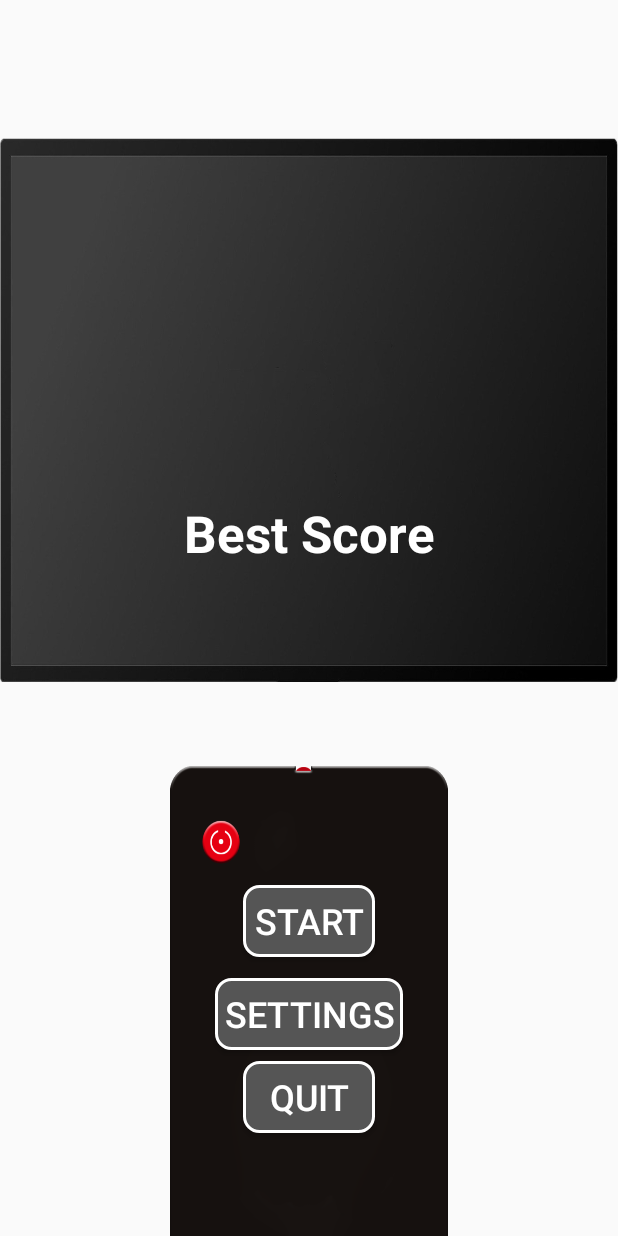
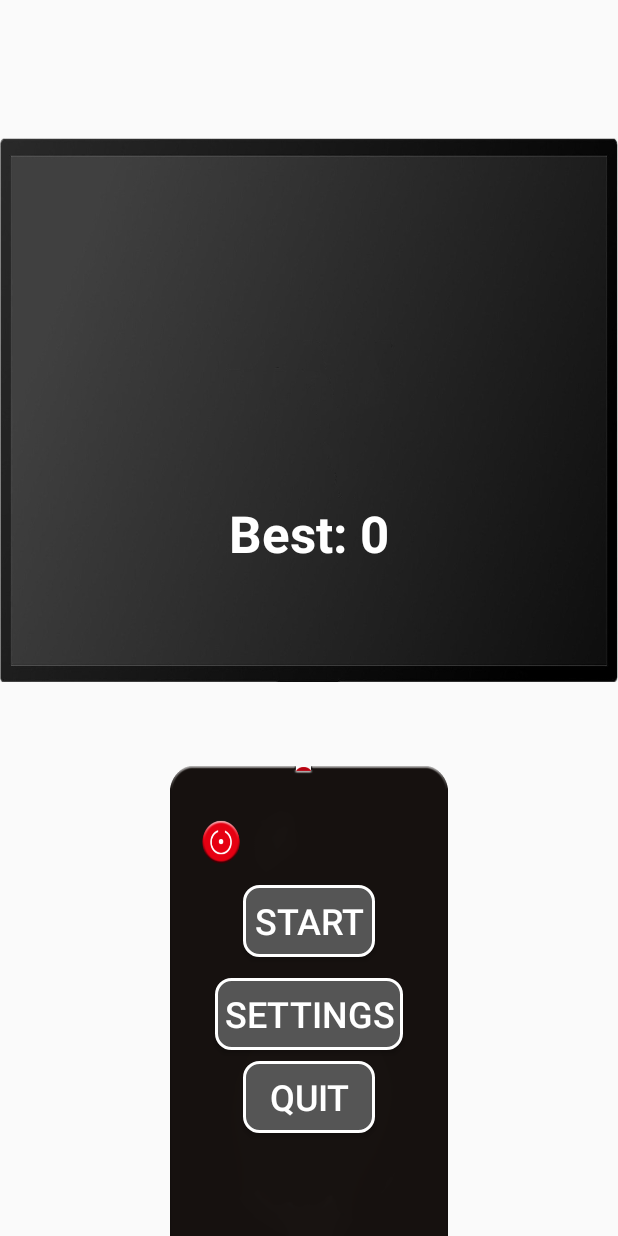
Before and after one commit to JongReulk/KpopFix, an Android app: the MainActivity screen opened directly, with no data from a screen before it, on a phone screen of 412 x 824 dp. Run offline under Robolectric (Android 15) with nearby library versions, the phone set to English and light mode, and no system bars.

Commit message:
MainActivity 돌아올때 노래 다시 시작

```diff
--- a/app/src/main/java/com/course/kpop/MainActivity.java
+++ b/app/src/main/java/com/course/kpop/MainActivity.java
@@ -119,7 +119,7 @@ public class MainActivity extends AppCompatActivity {
 
 
         startButton = findViewById(R.id.Main_start);
-        TypingEffect textViewHighscore = findViewById(R.id.txtbestScore);
+        textViewHighscore = findViewById(R.id.txtbestScore);
         TypingEffect textViewTitle = findViewById(R.id.txtTitle);
         settingOpen = findViewById(R.id.setting_Button);
         quitButton = findViewById(R.id.quit_Button);
@@ -150,9 +150,10 @@ public class MainActivity extends AppCompatActivity {
 
         // 타이핑 이펙트
 
+        /*
         textViewHighscore.setText("");
         textViewHighscore.setCharacterDelay(150);
-        textViewHighscore.animateText(getString(R.string.bestscore));
+        textViewHighscore.animateText(getString(R.string.bestscore));*/
 
         /*
         textViewTitle.setText("");
@@ -229,9 +230,42 @@ public class MainActivity extends AppCompatActivity {
     protected void onStart() {
         super.onStart();
 
-        if(mediaplayer_main!=null)
+        if(mediaplayer_main==null)
         {
+            // BGN 실행
+            mediaplayer_main = MediaPlayer.create(this, R.raw.selectmusic2);
+            mediaplayer_main.setLooping(true);
             mediaplayer_main.start();
+
+        }
+
+        SharedPreferences music = getSharedPreferences(SHARED_MUSIC,MODE_PRIVATE);
+
+        Boolean bgmCb_main = music.getBoolean("bgmCb",true);
+        Boolean effectCb_main = music.getBoolean("effectCb",true);
+
+
+        if(mediaplayer_main!=null){
+            if(!bgmCb_main){
+                mediaplayer_main.setVolume(0,0);
+            }
+
+            else{
+                mediaplayer_main.setVolume(1,1);
+            }
+        }
+
+        soundPool = new SoundPool(5,AudioManager.STREAM_MUSIC,0);	//작성
+        soundID = soundPool.load(this,R.raw.buttonsound1,1);
+
+        if(soundPool!=null){
+            if(!effectCb_main){
+                soundPoolVolume=0.0f;
+            }
+
+            else{
+                soundPoolVolume=1.0f;
+            }
         }
 
         ImageView remote = (ImageView) findViewById(R.id.Remote_main);
@@ -271,7 +305,7 @@ public class MainActivity extends AppCompatActivity {
 
     private void updateHighscore(int highscoreNew){
         highscore = highscoreNew;
-        //textViewHighscore.setText("Best: " + highscore);
+        textViewHighscore.setText("Best: " + highscore);
 
         SharedPreferences prefs = getSharedPreferences(SHARED_PREFS,MODE_PRIVATE);
         SharedPreferences.Editor editor = prefs.edit();
@@ -282,7 +316,7 @@ public class MainActivity extends AppCompatActivity {
     private void loadHighscore() {
         SharedPreferences prefs = getSharedPreferences(SHARED_PREFS,MODE_PRIVATE);
         highscore = prefs.getInt(KEY_HIGHSCORE, 0);
-        //textViewHighscore.setText("Best: " + highscore);
+        textViewHighscore.setText("Best: " + highscore);
     }
 
     @Override
--- a/app/src/main/java/com/course/kpop/QuizMain.java
+++ b/app/src/main/java/com/course/kpop/QuizMain.java
@@ -101,7 +101,9 @@ public class QuizMain extends YouTubeBaseActivity {
 
         if(MainActivity.mediaplayer_main!=null)
         {
-            MainActivity.mediaplayer_main.pause();
+            MainActivity.mediaplayer_main.stop();
+            MainActivity.mediaplayer_main.release();
+            MainActivity.mediaplayer_main = null;
         }
 
 
@@ -350,7 +352,6 @@ public class QuizMain extends YouTubeBaseActivity {
 
         }
 
-
     }
 
     private void startCountDown() {
--- a/app/src/main/res/layout/activity_main.xml
+++ b/app/src/main/res/layout/activity_main.xml
@@ -52,7 +52,7 @@
                 app:layout_constraintWidth_percent="0.6"
                 />
 
-            <com.course.kpop.TypingEffect
+            <TextView
                 android:id="@+id/txtbestScore"
                 android:layout_marginTop="30dp"
                 android:text="@string/bestscore"
```
